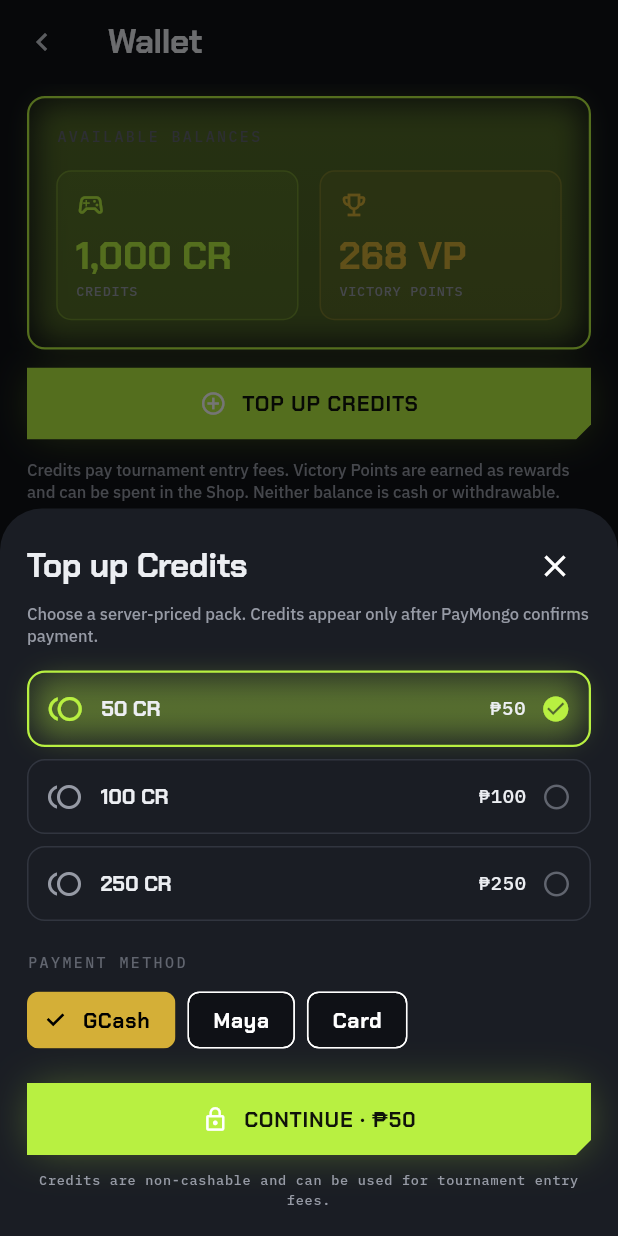
After one commit to JSON-FX/labaan, a Flutter app: the WalletScreen screen opened by its route, after a tap on "TOP UP CREDITS", on a phone screen of 412 x 824 dp. The commit adds this screen. Run offline on Flutter 3.47's test engine with Material 3 defaults, Android fonts, the phone set to English and light mode, and no system bars; our stand-ins replace app_links, firebase_auth, firebase_core, firebase_messaging, flutter_riverpod, go_router and 5 more; accounts and stored records are empty; project files that could hold a hidden picture were left out.

Commit message:
feat(wallet): add PayMongo Credit top-ups

```diff
--- a/lib/app.dart
+++ b/lib/app.dart
@@ -115,7 +115,12 @@ class LabaanApp extends StatelessWidget {
           path: '/notifications',
           builder: (_, _) => const NotificationsScreen(),
         ),
-        GoRoute(path: '/wallet', builder: (_, _) => const WalletScreen()),
+        GoRoute(
+          path: '/wallet',
+          builder: (_, state) => WalletScreen(
+            topupResult: state.uri.queryParameters['topupResult'],
+          ),
+        ),
         GoRoute(path: '/host', builder: (_, _) => const HostTournamentScreen()),
         GoRoute(
           path: '/support',
--- a/lib/core/data/mock_repos.dart
+++ b/lib/core/data/mock_repos.dart
@@ -775,6 +775,24 @@ class MockWalletRepo implements WalletRepo {
     for (final pack in _developmentCreditPacks)
       if (pack.provider == provider && pack.platform == platform) pack,
   ]);
+
+  @override
+  Future<LbTopupCheckout> createPaymongoTopup({
+    required LbCreditPack pack,
+    required PayMethod method,
+    required CreditPackPlatform platform,
+    required String idempotencyKey,
+    required Uri successUrl,
+    required Uri cancelUrl,
+  }) => _delay(
+    LbTopupCheckout(
+      orderId: 'mock-topup-${pack.packCode}',
+      checkoutUrl: Uri.parse('https://checkout.paymongo.com/mock-topup'),
+      creditAmount: pack.creditAmount,
+      priceCentavos: pack.priceCentavos,
+    ),
+    _kWriteLatency,
+  );
 }
 
 final _developmentCreditPacks = [
--- a/lib/core/data/models.dart
+++ b/lib/core/data/models.dart
@@ -564,6 +564,25 @@ class LbCreditPack {
   double get pricePhp => priceCentavos / 100;
 }
 
+/// A server-created PayMongo checkout for one immutable Credit-pack order.
+///
+/// The redirect is never proof of payment. Credits become available only
+/// after the signed provider webhook settles the order on the backend.
+@immutable
+class LbTopupCheckout {
+  const LbTopupCheckout({
+    required this.orderId,
+    required this.checkoutUrl,
+    required this.creditAmount,
+    required this.priceCentavos,
+  });
+
+  final String orderId;
+  final Uri checkoutUrl;
+  final int creditAmount;
+  final int priceCentavos;
+}
+
 enum LbWalletTransactionKind {
   topup,
   entryFee,
--- a/lib/core/data/repos.dart
+++ b/lib/core/data/repos.dart
@@ -233,6 +233,15 @@ abstract class WalletRepo {
     required CreditPackProvider provider,
     required CreditPackPlatform platform,
   });
+
+  Future<LbTopupCheckout> createPaymongoTopup({
+    required LbCreditPack pack,
+    required PayMethod method,
+    required CreditPackPlatform platform,
+    required String idempotencyKey,
+    required Uri successUrl,
+    required Uri cancelUrl,
+  });
 }
 
 /// Team management — create, invite, roster, leave.
--- a/lib/core/links/payment_link.dart
+++ b/lib/core/links/payment_link.dart
@@ -12,6 +12,15 @@ String? paymentLocationFromUri(Uri uri) {
       uri.fragment.isNotEmpty ||
       uri.pathSegments.length != 1) {
     return null;
+  }
+
+  final purpose = uri.queryParameters['purpose'];
+  if (purpose == 'credit_topup' && uri.queryParameters.length == 1) {
+    return switch (uri.pathSegments.single.toLowerCase()) {
+      'success' => '/wallet?topupResult=pending',
+      'cancel' => '/wallet?topupResult=cancelled',
+      _ => null,
+    };
   }
 
   final registrationId = uri.queryParameters['registrationId'];
--- /dev/null
+++ b/lib/features/system/credit_topup_sheet.dart
@@ -0,0 +1,303 @@
+import 'package:flutter/material.dart';
+import 'package:flutter_riverpod/flutter_riverpod.dart';
+
+import '../../core/data/models.dart';
+import '../../core/data/providers.dart';
+import '../../core/theme/colors.dart';
+import '../../core/theme/typography.dart';
+import '../../core/widgets/lb_card.dart';
+import '../../core/widgets/slant_button.dart';
+
+CreditPackPlatform? paymongoTopupPlatform({
+  required bool isWeb,
+  required TargetPlatform targetPlatform,
+}) {
+  if (isWeb) return CreditPackPlatform.web;
+  return targetPlatform == TargetPlatform.android
+      ? CreditPackPlatform.androidDirect
+      : null;
+}
+
+class TopupReturnUrls {
+  const TopupReturnUrls({required this.success, required this.cancel});
+
+  factory TopupReturnUrls.forPlatform(
+    CreditPackPlatform platform, {
+    Uri? webBase,
+  }) {
+    if (platform == CreditPackPlatform.web) {
+      final base = webBase ?? Uri.base;
+      return TopupReturnUrls(
+        success: base.resolve('/wallet?topupResult=pending'),
+        cancel: base.resolve('/wallet?topupResult=cancelled'),
+      );
+    }
+    const query = {'purpose': 'credit_topup'};
+    return TopupReturnUrls(
+      success: Uri(
+        scheme: 'labaan',
+        host: 'payment',
+        path: '/success',
+        queryParameters: query,
+      ),
+      cancel: Uri(
+        scheme: 'labaan',
+        host: 'payment',
+        path: '/cancel',
+        queryParameters: query,
+      ),
+    );
+  }
+
+  final Uri success;
+  final Uri cancel;
+}
+
+class CreditTopupSheet extends ConsumerStatefulWidget {
+  const CreditTopupSheet({required this.platform, super.key});
+
+  final CreditPackPlatform platform;
+
+  @override
+  ConsumerState<CreditTopupSheet> createState() => _CreditTopupSheetState();
+}
+
+class _CreditTopupSheetState extends ConsumerState<CreditTopupSheet> {
+  String? _selectedPackId;
+  PayMethod _method = PayMethod.gcash;
+  String? _idempotencyKey;
+  bool _submitting = false;
+
+  void _selectPack(String id) {
+    setState(() {
+      _selectedPackId = id;
+      _idempotencyKey = null;
+    });
+  }
+
+  void _selectMethod(PayMethod method) {
+    setState(() {
+      _method = method;
+      _idempotencyKey = null;
+    });
+  }
+
+  Future<void> _startCheckout(LbCreditPack pack) async {
+    setState(() => _submitting = true);
+    _idempotencyKey ??=
+        'credit-topup:${pack.id}:${DateTime.now().microsecondsSinceEpoch}';
+    final returnUrls = TopupReturnUrls.forPlatform(widget.platform);
+    try {
+      final checkout = await ref
+          .read(walletRepoProvider)
+          .createPaymongoTopup(
+            pack: pack,
+            method: _method,
+            platform: widget.platform,
+            idempotencyKey: _idempotencyKey!,
+            successUrl: returnUrls.success,
+            cancelUrl: returnUrls.cancel,
+          );
+      if (mounted) Navigator.of(context).pop(checkout);
+    } catch (_) {
+      if (!mounted) return;
+      ScaffoldMessenger.of(context).showSnackBar(
+        const SnackBar(
+          content: Text('Could not start the top-up. Please try again.'),
+        ),
+      );
+    } finally {
+      if (mounted) setState(() => _submitting = false);
+    }
+  }
+
+  @override
+  Widget build(BuildContext context) {
+    final catalog = ref.watch(
+      creditPackCatalogProvider(
+        CreditPackCatalogQuery(
+          provider: CreditPackProvider.paymongo,
+          platform: widget.platform,
+        ),
+      ),
+    );
+    return SafeArea(
+      child: Padding(
+        padding: EdgeInsets.fromLTRB(
+          18,
+          14,
+          18,
+          18 + MediaQuery.viewInsetsOf(context).bottom,
+        ),
+        child: catalog.when(
+          loading: () => const SizedBox(
+            height: 300,
+            child: Center(child: CircularProgressIndicator()),
+          ),
+          error: (_, _) => SizedBox(
+            height: 300,
+            child: Column(
+              mainAxisAlignment: MainAxisAlignment.center,
+              children: [
+                Text('Could not load Credit packs.', style: LbType.bodySm),
+                TextButton(
+                  onPressed: () => ref.invalidate(
+                    creditPackCatalogProvider(
+                      CreditPackCatalogQuery(
+                        provider: CreditPackProvider.paymongo,
+                        platform: widget.platform,
+                      ),
+                    ),
+                  ),
+                  child: const Text('TRY AGAIN'),
+                ),
+              ],
+            ),
+          ),
+          data: (packs) {
+            if (packs.isEmpty) {
+              return SizedBox(
+                height: 260,
+                child: Center(
+                  child: Text(
+                    'Credit top-ups are not available right now.',
+                    style: LbType.bodySm,
+                  ),
+                ),
+              );
+            }
+            final selected = packs.firstWhere(
+              (pack) => pack.id == _selectedPackId,
+              orElse: () => packs.first,
+            );
+            return SingleChildScrollView(
+              child: Column(
+                crossAxisAlignment: CrossAxisAlignment.start,
+                children: [
+                  Row(
+                    children: [
+                      Expanded(
+                        child: Text(
+                          'Top up Credits',
+                          style: LbType.screenTitle,
+                        ),
+                      ),
+                      IconButton(
+                        tooltip: 'Close',
+                        onPressed: _submitting
+                            ? null
+                            : () => Navigator.of(context).pop(),
+                        icon: const Icon(Icons.close),
+                      ),
+                    ],
+                  ),
+                  Text(
+                    'Choose a server-priced pack. Credits appear only after PayMongo confirms payment.',
+                    style: LbType.bodyXs.copyWith(color: LbColors.textMuted),
+                  ),
+                  const SizedBox(height: 16),
+                  for (final pack in packs) ...[
+                    _PackCard(
+                      pack: pack,
+                      selected: selected.id == pack.id,
+                      onTap: _submitting ? null : () => _selectPack(pack.id),
+                    ),
+                    const SizedBox(height: 8),
+                  ],
+                  const SizedBox(height: 12),
+                  Text('PAYMENT METHOD', style: LbType.sectionLabel),
+                  const SizedBox(height: 8),
+                  Wrap(
+                    spacing: 8,
+                    runSpacing: 8,
+                    children: [
+                      for (final method in PayMethod.values)
+                        ChoiceChip(
+                          label: Text(_methodLabel(method)),
+                          selected: _method == method,
+                          onSelected: _submitting
+                              ? null
+                              : (_) => _selectMethod(method),
+                        ),
+                    ],
+                  ),
+                  const SizedBox(height: 18),
+                  SlantButton(
+                    label: 'Continue · ${_formatPeso(selected.priceCentavos)}',
+                    onPressed: _submitting
+                        ? null
+                        : () => _startCheckout(selected),
+                    leading: _submitting
+                        ? const SizedBox.square(
+                            dimension: 16,
+                            child: CircularProgressIndicator(strokeWidth: 2),
+                          )
+                        : const Icon(Icons.lock_outline, size: 18),
+                  ),
+                  const SizedBox(height: 10),
+                  Text(
+                    'Credits are non-cashable and can be used for tournament entry fees.',
+                    textAlign: TextAlign.center,
+                    style: LbType.metaSm.copyWith(color: LbColors.textMuted),
+                  ),
+                ],
+              ),
+            );
+          },
+        ),
+      ),
+    );
+  }
+}
+
+class _PackCard extends StatelessWidget {
+  const _PackCard({
+    required this.pack,
+    required this.selected,
+    required this.onTap,
+  });
+
+  final LbCreditPack pack;
+  final bool selected;
+  final VoidCallback? onTap;
+
+  @override
+  Widget build(BuildContext context) => InkWell(
+    onTap: onTap,
+    borderRadius: BorderRadius.circular(12),
+    child: LbCard(
+      highlighted: selected,
+      child: Row(
+        children: [
+          Icon(
+            Icons.toll_outlined,
+            color: selected ? LbColors.lime : LbColors.textMuted,
+          ),
+          const SizedBox(width: 12),
+          Expanded(
+            child: Text('${pack.creditAmount} CR', style: LbType.cardTitle),
+          ),
+          Text(_formatPeso(pack.priceCentavos), style: LbType.money),
+          const SizedBox(width: 10),
+          Icon(
+            selected ? Icons.check_circle : Icons.circle_outlined,
+            color: selected ? LbColors.lime : LbColors.textDim,
+            size: 20,
+          ),
+        ],
+      ),
+    ),
+  );
+}
+
+String _methodLabel(PayMethod method) => switch (method) {
+  PayMethod.gcash => 'GCash',
+  PayMethod.maya => 'Maya',
+  PayMethod.card => 'Card',
+};
+
+String _formatPeso(int centavos) {
+  final pesos = centavos ~/ 100;
+  final cents = centavos.remainder(100).abs();
+  return cents == 0 ? '₱$pesos' : '₱$pesos.${cents.toString().padLeft(2, '0')}';
+}
--- a/lib/features/system/wallet_screen.dart
+++ b/lib/features/system/wallet_screen.dart
@@ -1,6 +1,10 @@
+import 'dart:async';
+
+import 'package:flutter/foundation.dart';
 import 'package:flutter/material.dart';
 import 'package:flutter_riverpod/flutter_riverpod.dart';
 import 'package:go_router/go_router.dart';
+import 'package:url_launcher/url_launcher.dart';
 
 import '../../core/data/models.dart';
 import '../../core/data/providers.dart';
@@ -8,11 +12,16 @@ import '../../core/theme/colors.dart';
 import '../../core/theme/typography.dart';
 import '../../core/widgets/lb_card.dart';
 import '../../core/widgets/section_label.dart';
+import '../../core/widgets/slant_button.dart';
+import '../registration/payment_checkout_screen.dart';
+import 'credit_topup_sheet.dart';
 
 enum _WalletFilter { all, credits, rewards }
 
 class WalletScreen extends ConsumerStatefulWidget {
-  const WalletScreen({super.key});
+  const WalletScreen({this.topupResult, super.key});
+
+  final String? topupResult;
 
   @override
   ConsumerState<WalletScreen> createState() => _WalletScreenState();
@@ -22,8 +31,80 @@ class _WalletScreenState extends ConsumerState<WalletScreen> {
   _WalletFilter _filter = _WalletFilter.all;
 
   @override
+  void initState() {
+    super.initState();
+    if (widget.topupResult != null) {
+      WidgetsBinding.instance.addPostFrameCallback((_) => _handleTopupReturn());
+    }
+  }
+
+  Future<void> _handleTopupReturn() async {
+    if (!mounted) return;
+    final pending = widget.topupResult == 'pending';
+    ScaffoldMessenger.of(context).showSnackBar(
+      SnackBar(
+        content: Text(
+          pending
+              ? 'Payment received. Waiting for PayMongo confirmation.'
+              : 'Top-up checkout was cancelled.',
+        ),
+      ),
+    );
+    if (!pending) return;
+
+    // The return URL is navigation only. Poll the authoritative wallet while
+    // the signed webhook finishes, without ever granting value client-side.
+    for (var attempt = 0; attempt < 5 && mounted; attempt++) {
+      ref.invalidate(walletProvider);
+      try {
+        await ref.read(walletProvider.future);
+      } catch (_) {
+        // Pull-to-refresh remains available if a transient read fails.
+      }
+      if (attempt < 4) await Future<void>.delayed(const Duration(seconds: 1));
+    }
+  }
+
+  Future<void> _openTopup(CreditPackPlatform platform) async {
+    final checkout = await showModalBottomSheet<LbTopupCheckout>(
+      context: context,
+      isScrollControlled: true,
+      backgroundColor: LbColors.surface,
+      builder: (_) => CreditTopupSheet(platform: platform),
+    );
+    if (checkout == null || !mounted) return;
+
+    if (kIsWeb) {
+      final opened = await launchUrl(
+        checkout.checkoutUrl,
+        webOnlyWindowName: '_self',
+      );
+      if (!opened && mounted) {
+        ScaffoldMessenger.of(context).showSnackBar(
+          const SnackBar(content: Text('Could not open PayMongo Checkout.')),
+        );
+      }
+      return;
+    }
+
+    await Navigator.of(context).push<void>(
+      MaterialPageRoute(
+        fullscreenDialog: true,
+        builder: (_) =>
+            PaymentCheckoutScreen(checkoutUrl: checkout.checkoutUrl),
+      ),
+    );
+    if (!mounted) return;
+    ref.invalidate(walletProvider);
+  }
+
+  @override
   Widget build(BuildContext context) {
     final wallet = ref.watch(walletProvider);
+    final topupPlatform = paymongoTopupPlatform(
+      isWeb: kIsWeb,
+      targetPlatform: defaultTargetPlatform,
+    );
     return Scaffold(
       appBar: AppBar(
         leading: IconButton(
@@ -71,6 +152,9 @@ class _WalletScreenState extends ConsumerState<WalletScreen> {
             wallet: data,
             filter: _filter,
             onFilter: (value) => setState(() => _filter = value),
+            onTopup: topupPlatform == null
+                ? null
+                : () => unawaited(_openTopup(topupPlatform)),
           ),
         ),
       ),
@@ -83,11 +167,13 @@ class _WalletBody extends StatelessWidget {
     required this.wallet,
     required this.filter,
     required this.onFilter,
+    required this.onTopup,
   });
 
   final LbWallet wallet;
   final _WalletFilter filter;
   final ValueChanged<_WalletFilter> onFilter;
+  final VoidCallback? onTopup;
 
   @override
   Widget build(BuildContext context) {
@@ -105,6 +191,14 @@ class _WalletBody extends StatelessWidget {
       padding: const EdgeInsets.fromLTRB(18, 8, 18, 32),
       children: [
         _BalancesCard(wallet: wallet),
+        if (onTopup != null) ...[
+          const SizedBox(height: 12),
+          SlantButton(
+            label: 'Top up Credits',
+            onPressed: onTopup,
+            leading: const Icon(Icons.add_circle_outline, size: 18),
+          ),
+        ],
         const SizedBox(height: 12),
         Text(
           'Credits pay tournament entry fees. Victory Points are earned as rewards and can be spent in the Shop. Neither balance is cash or withdrawable.',
```
Also changed, not shown: lib/core/data/supabase_repos.dart (+37 -0 lines), 6 other files.
